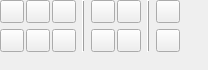
Above: plugins/defaultTools/defaulttool/DefaultToolArrangeWidget.ui from KDE/calligra before the change. Below: the same form after it.
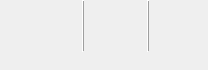
That is the form after the change.

Commit message:
Move toolbutton in KoModeBox to autoRaise style
This is the style used in most tool buttons already

```diff
--- a/plugins/defaultTools/defaulttool/DefaultToolArrangeWidget.ui
+++ b/plugins/defaultTools/defaulttool/DefaultToolArrangeWidget.ui
@@ -24,6 +24,7 @@
        <property name="text">
         <string/>
        </property>
+       <property name="autoRaise"><bool>true</bool></property>
       </widget>
      </item>
      <item row="0" column="1">
@@ -31,6 +32,7 @@
        <property name="text">
         <string/>
        </property>
+       <property name="autoRaise"><bool>true</bool></property>
       </widget>
      </item>
      <item row="0" column="2">
@@ -38,6 +40,7 @@
        <property name="text">
         <string/>
        </property>
+       <property name="autoRaise"><bool>true</bool></property>
       </widget>
      </item>
      <item row="1" column="0">
@@ -45,6 +48,7 @@
        <property name="text">
         <string/>
        </property>
+       <property name="autoRaise"><bool>true</bool></property>
       </widget>
      </item>
      <item row="1" column="1">
@@ -52,6 +56,7 @@
        <property name="text">
         <string/>
        </property>
+       <property name="autoRaise"><bool>true</bool></property>
       </widget>
      </item>
      <item row="1" column="2">
@@ -59,6 +64,7 @@
        <property name="text">
         <string/>
        </property>
+       <property name="autoRaise"><bool>true</bool></property>
       </widget>
      </item>
     </layout>
@@ -83,6 +89,7 @@
        <property name="text">
         <string/>
        </property>
+       <property name="autoRaise"><bool>true</bool></property>
       </widget>
      </item>
      <item row="0" column="1">
@@ -90,6 +97,7 @@
        <property name="text">
         <string/>
        </property>
+       <property name="autoRaise"><bool>true</bool></property>
       </widget>
      </item>
      <item row="1" column="0">
@@ -97,6 +105,7 @@
        <property name="text">
         <string/>
        </property>
+       <property name="autoRaise"><bool>true</bool></property>
       </widget>
      </item>
      <item row="1" column="1">
@@ -104,6 +113,7 @@
        <property name="text">
         <string/>
        </property>
+       <property name="autoRaise"><bool>true</bool></property>
       </widget>
      </item>
     </layout>
@@ -128,6 +138,7 @@
        <property name="text">
         <string/>
        </property>
+       <property name="autoRaise"><bool>true</bool></property>
       </widget>
      </item>
      <item row="0" column="0">
@@ -135,6 +146,7 @@
        <property name="text">
         <string/>
        </property>
+       <property name="autoRaise"><bool>true</bool></property>
       </widget>
      </item>
     </layout>
```
The commit also changes 1 other file.
